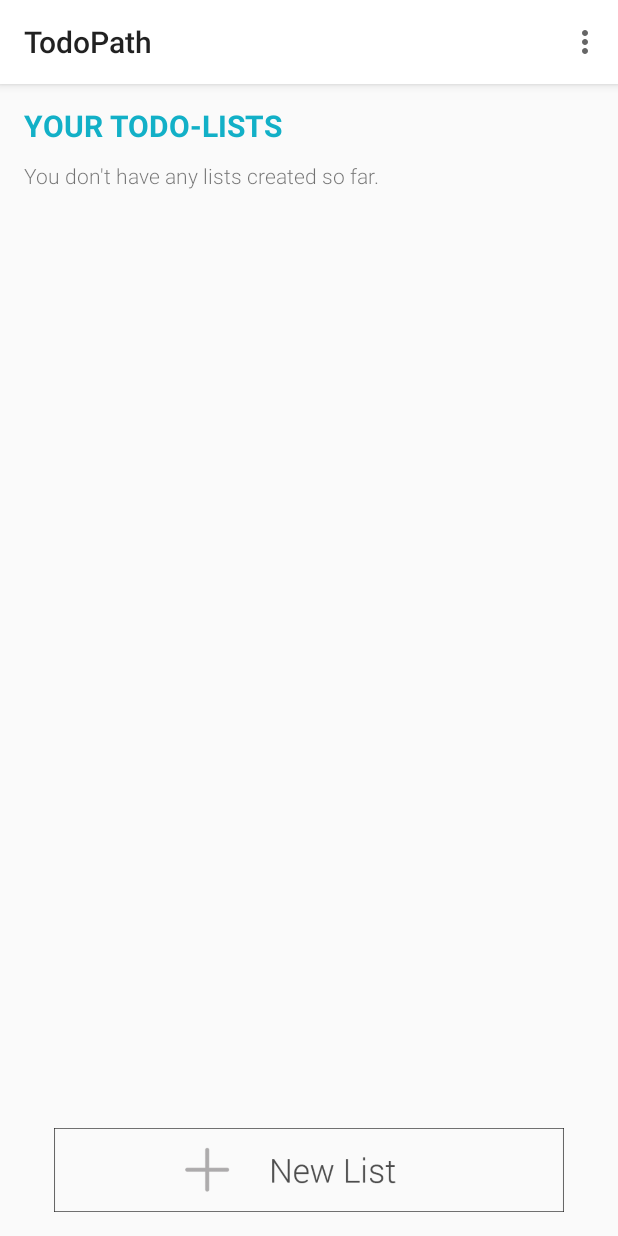
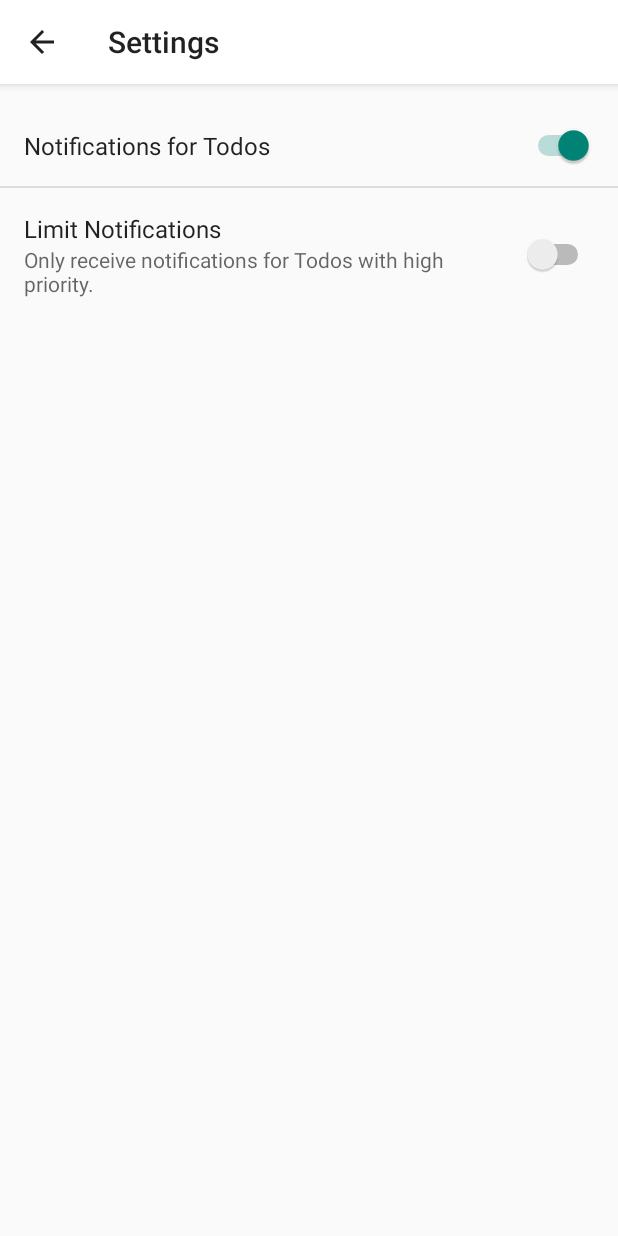
Before and after one commit to chiiya/TodoPath, an Android app: the screen it shows after launch (MainActivity before the commit, SettingsActivity after it), in the options menu, after a tap on "Settings", on a phone screen of 412 x 824 dp. Run offline under Robolectric (Android 15) with nearby library versions, the phone set to English and light mode, and no system bars.

Commit message:
Implemented Settings, improved icons

```diff
--- a/app/build.gradle
+++ b/app/build.gradle
@@ -23,8 +23,9 @@ android {
 dependencies {
     compile fileTree(dir: 'libs', include: ['*.jar'])
     testCompile 'junit:junit:4.12'
-    compile 'com.android.support:appcompat-v7:23.3.0'
-    compile 'com.android.support:design:23.3.0'
+    compile 'com.android.support:appcompat-v7:23.4.0'
+    compile 'com.android.support:design:23.4.0'
     compile 'se.emilsjolander:stickylistheaders:2.7.0'
     compile 'com.wdullaer:materialdatetimepicker:2.4.0'
+    compile 'com.android.support:support-v4:23.4.0'
 }
--- a/app/src/main/java/me/ewitte/todopath/MainActivity.java
+++ b/app/src/main/java/me/ewitte/todopath/MainActivity.java
@@ -5,6 +5,7 @@ import android.content.DialogInterface;
 import android.content.Intent;
 import android.database.sqlite.SQLiteDatabase;
 import android.media.Image;
+import android.media.audiofx.BassBoost;
 import android.os.Bundle;
 import android.support.design.widget.FloatingActionButton;
 import android.support.design.widget.Snackbar;
@@ -33,7 +34,6 @@ import me.ewitte.todopath.model.List;
 public class MainActivity extends AppCompatActivity {
 
     private ListView todoLists;
-    private ImageButton newList;
     private ArrayList<List> lists;
     private ListsAdapter listsAdapter;
     private TaskDBHelper db;
@@ -68,8 +68,6 @@ public class MainActivity extends AppCompatActivity {
         });
         todoLists.setVerticalScrollBarEnabled(false);
 
-        newList =(ImageButton)findViewById(R.id.list_new);
-
         updateUI();
     }
 
@@ -88,7 +86,8 @@ public class MainActivity extends AppCompatActivity {
 
         //noinspection SimplifiableIfStatement
         if (id == R.id.action_settings) {
-            return true;
+            Intent intent = new Intent(MainActivity.this, SettingsActivity.class);
+            startActivity(intent);
         }
 
         return super.onOptionsItemSelected(item);
--- /dev/null
+++ b/app/src/main/java/me/ewitte/todopath/MyPreferenceFragment.java
@@ -0,0 +1,19 @@
+package me.ewitte.todopath;
+
+import android.content.Context;
+import android.net.Uri;
+import android.os.Bundle;
+import android.app.Fragment;
+import android.preference.PreferenceFragment;
+import android.view.LayoutInflater;
+import android.view.View;
+import android.view.ViewGroup;
+import android.widget.TextView;
+
+public class MyPreferenceFragment extends PreferenceFragment {
+    @Override
+    public void onCreate(final Bundle savedInstanceState){
+        super.onCreate(savedInstanceState);
+        addPreferencesFromResource(R.xml.preferences);
+    }
+}
--- /dev/null
+++ b/app/src/main/java/me/ewitte/todopath/SettingsActivity.java
@@ -0,0 +1,34 @@
+package me.ewitte.todopath;
+
+
+import android.os.Bundle;
+import android.support.v4.app.NavUtils;
+import android.support.v7.app.AppCompatActivity;
+import android.support.v7.widget.Toolbar;
+import android.view.MenuItem;
+
+public class SettingsActivity extends AppCompatActivity {
+    @Override
+    public void onCreate(Bundle savedInstanceState) {
+        super.onCreate(savedInstanceState);
+        setContentView(R.layout.activity_settings);
+
+        Toolbar toolbar = (Toolbar) findViewById(R.id.toolbar);
+        setSupportActionBar(toolbar);
+        getSupportActionBar().setDisplayShowHomeEnabled(true);
+        getSupportActionBar().setDisplayHomeAsUpEnabled(true);
+
+        getFragmentManager().beginTransaction().replace(R.id.content_frame, new MyPreferenceFragment()).commit();
+    }
+
+    @Override
+    public boolean onOptionsItemSelected(MenuItem item) {
+        switch (item.getItemId())
+        {
+            case android.R.id.home:
+                NavUtils.navigateUpFromSameTask(this);
+                return true;
+        }
+        return super.onOptionsItemSelected(item);
+    }
+}
--- a/app/src/main/java/me/ewitte/todopath/TodosAdapter.java
+++ b/app/src/main/java/me/ewitte/todopath/TodosAdapter.java
@@ -73,15 +73,15 @@ public class TodosAdapter extends BaseAdapter implements StickyListHeadersAdapte
 
         // Show Contact ImageButton if a contact is assigned to the Todo
         if (todo.getContactUri() != null && !todo.getContactUri().isEmpty()) {
-            Log.e(LOG, todo.getName() + " : " + todo.getContactName());
+            Log.d(LOG, todo.getName() + " : " + todo.getContactName());
             holder.todoContactImage.setVisibility(View.VISIBLE);
             holder.todoContactName.setText(todo.getContactName());
             holder.todoContactName.setVisibility(View.VISIBLE);
         }
 
-        // Show Reminder if a reminder is assigned to the Todo
+        // Show Date if a date is assigned to the Todo
         if (todo.getDate() != null && !todo.getDate().isEmpty()){
-            Log.e(LOG, todo.getName() + " : " + todo.getDate());
+            Log.d(LOG, todo.getName() + " : " + todo.getDate());
             holder.todoReminderImage.setVisibility(View.VISIBLE);
             holder.todoReminder.setText(todo.getDate());
             holder.todoReminder.setVisibility(View.VISIBLE);
--- /dev/null
+++ b/app/src/main/res/layout/activity_settings.xml
@@ -0,0 +1,21 @@
+<android.support.design.widget.CoordinatorLayout xmlns:android="http://schemas.android.com/apk/res/android"
+    xmlns:app="http://schemas.android.com/apk/res-auto"
+    xmlns:tools="http://schemas.android.com/tools"
+    android:layout_width="match_parent"
+    android:layout_height="match_parent"
+    android:fitsSystemWindows="true"
+    tools:context="me.ewitte.todopath.SettingsActivity">
+
+    <include
+        android:id="@+id/toolbar"
+        layout="@layout/toolbar">
+    </include>
+
+    <FrameLayout
+        android:id="@+id/content_frame"
+        android:layout_below="@+id/toolbar"
+        android:paddingTop="70dp"
+        android:layout_width="match_parent"
+        android:layout_height="wrap_content" />
+
+</android.support.design.widget.CoordinatorLayout>
--- a/app/src/main/res/layout/content_main.xml
+++ b/app/src/main/res/layout/content_main.xml
@@ -40,23 +40,4 @@
         android:layout_height="fill_parent"
         android:layout_weight="1"/>
 
-    <LinearLayout
-        android:layout_width="wrap_content"
-        android:layout_height="wrap_content"
-        android:paddingStart="20dp"
-        android:paddingEnd="20dp">
-
-        <ImageButton
-            android:id="@+id/list_new"
-            android:background="@null"
-            android:layout_width="fill_parent"
-            android:layout_height="wrap_content"
-            android:scaleType="fitXY"
-            android:adjustViewBounds="true"
-            android:src="@drawable/add_new_list"
-            android:layout_gravity="center_horizontal"
-            android:onClick="clickButtonNewList"
-            />
-
-    </LinearLayout>
 </LinearLayout>
--- a/app/src/main/res/layout/content_todo_list.xml
+++ b/app/src/main/res/layout/content_todo_list.xml
@@ -32,7 +32,8 @@
         android:id="@+id/tdv_list"
         android:paddingTop="10dp"
         android:layout_width="wrap_content"
-        android:layout_height="wrap_content" />
+        android:layout_height="wrap_content"
+        android:fastScrollEnabled="false" />
 
 
 </LinearLayout>
--- a/app/src/main/res/layout/item_todo.xml
+++ b/app/src/main/res/layout/item_todo.xml
@@ -70,7 +70,7 @@
             android:tint="@color/dark_gray"
             android:layout_width="wrap_content"
             android:layout_height="wrap_content"
-            android:src="@drawable/reminder"
+            android:src="@drawable/calendar"
             android:focusable="false"
             android:focusableInTouchMode="false"/>
 
--- a/app/src/main/res/layout/toolbar.xml
+++ b/app/src/main/res/layout/toolbar.xml
@@ -3,6 +3,8 @@
     android:layout_width="match_parent"
     android:layout_height="wrap_content"
     android:background="@color/colorPrimary"
-    android:elevation="4dp">
+    android:elevation="4dp"
+    android:theme="@style/ThemeOverlay.AppCompat.ActionBar"
+    >
 
 </android.support.v7.widget.Toolbar>
--- a/app/src/main/res/values/strings.xml
+++ b/app/src/main/res/values/strings.xml
@@ -30,4 +30,11 @@
         <item>Low Priority</item>
     </string-array>
     <string name="Date">Add Deadline</string>
+    <string name="title_activity_settings">Settings</string>
+
+    <!-- Strings related to Settings -->
+    <string name="pref_title_notifications">Notifications for Todos</string>
+    <string name="pref_title_notification_priority">Limit Notifications</string>
+    <string name="pref_summary_notification_priority">Only receive notifications for Todos with high priority.</string>
+
 </resources>
--- /dev/null
+++ b/app/src/main/res/xml/preferences.xml
@@ -0,0 +1,15 @@
+<PreferenceScreen xmlns:android="http://schemas.android.com/apk/res/android">
+
+    <SwitchPreference
+        android:defaultValue="true"
+        android:key="pref_notifications"
+        android:title="@string/pref_title_notifications" />
+
+    <SwitchPreference
+        android:defaultValue="false"
+        android:dependency="pref_notifications"
+        android:key="pref_notification_priority"
+        android:summary="@string/pref_summary_notification_priority"
+        android:title="@string/pref_title_notification_priority" />
+
+</PreferenceScreen>
```
Also changed, not shown: app/src/main/AndroidManifest.xml (+26 -3 lines), app/src/main/java/me/ewitte/todopath/AlarmReceiver.java (+10 -2 lines), app/src/main/java/me/ewitte/todopath/AppCompatPreferenceActivity.java (added, +109 -0 lines), app/src/main/java/me/ewitte/todopath/TodoActivity.java (+8 -2 lines), app/src/main/res/drawable/ic_info_black_24dp.xml (added, +9 -0 lines), app/src/main/res/drawable/ic_notifications_black_24dp.xml (added, +9 -0 lines), app/src/main/res/drawable/ic_sync_black_24dp.xml (added, +9 -0 lines), app/src/main/res/layout/activity_main.xml (+12 -0 lines), 1 other file.
